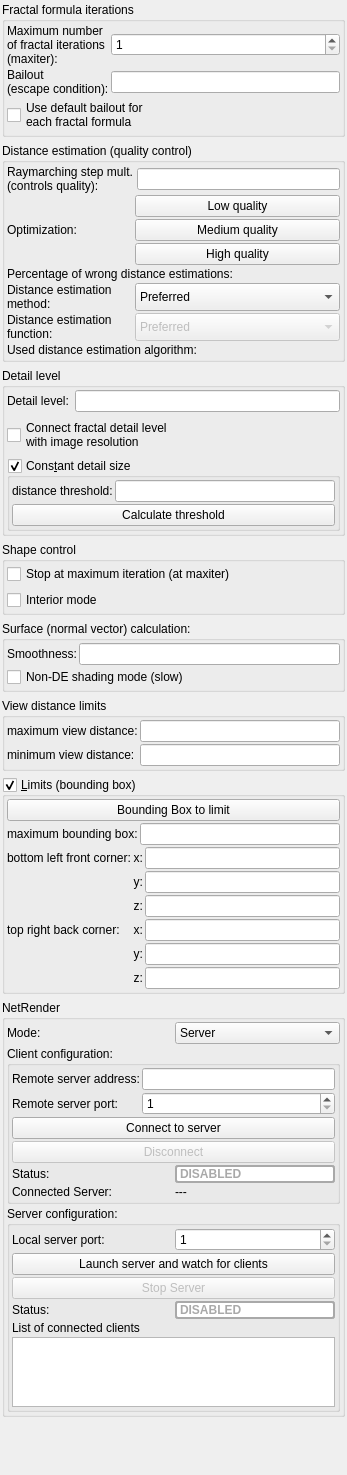
Old version of the form mandelbulber2/qt/dock_rendering_engine.ui in the repository buddhi1980/mandelbulber2.
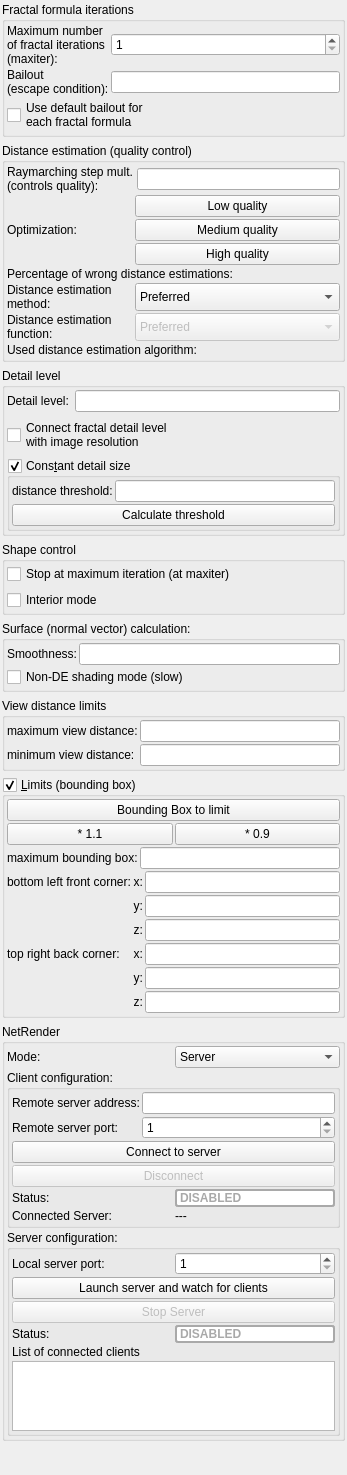
New version of the form. Icons and pictures are not drawn. Custom widgets are drawn as their Qt base class.

Patch:
```diff
--- a/mandelbulber2/qt/dock_rendering_engine.ui
+++ b/mandelbulber2/qt/dock_rendering_engine.ui
@@ -630,6 +630,39 @@
         </property>
        </widget>
       </item>
+      <item>
+       <layout class="QGridLayout" name="gridLayout_bounding_box_size" columnstretch="0,0">
+        <property name="spacing">
+         <number>2</number>
+        </property>
+        <item row="0" column="0">
+         <widget class="QPushButton" name="bu_bounding_box_size_up">
+          <property name="sizePolicy">
+           <sizepolicy hsizetype="Minimum" vsizetype="Maximum">
+            <horstretch>0</horstretch>
+            <verstretch>0</verstretch>
+           </sizepolicy>
+          </property>
+          <property name="text">
+           <string>* 1.1</string>
+          </property>
+         </widget>
+        </item>
+        <item row="0" column="1">
+         <widget class="QPushButton" name="bu_bounding_box_size_down">
+          <property name="sizePolicy">
+           <sizepolicy hsizetype="Minimum" vsizetype="Maximum">
+            <horstretch>0</horstretch>
+            <verstretch>0</verstretch>
+           </sizepolicy>
+          </property>
+          <property name="text">
+           <string>* 0.9</string>
+          </property>
+         </widget>
+        </item>
+       </layout>
+      </item>
       <item>
        <layout class="QGridLayout" name="gridLayout_bounding_box_layout" columnstretch="0,0">
         <property name="spacing">
```
